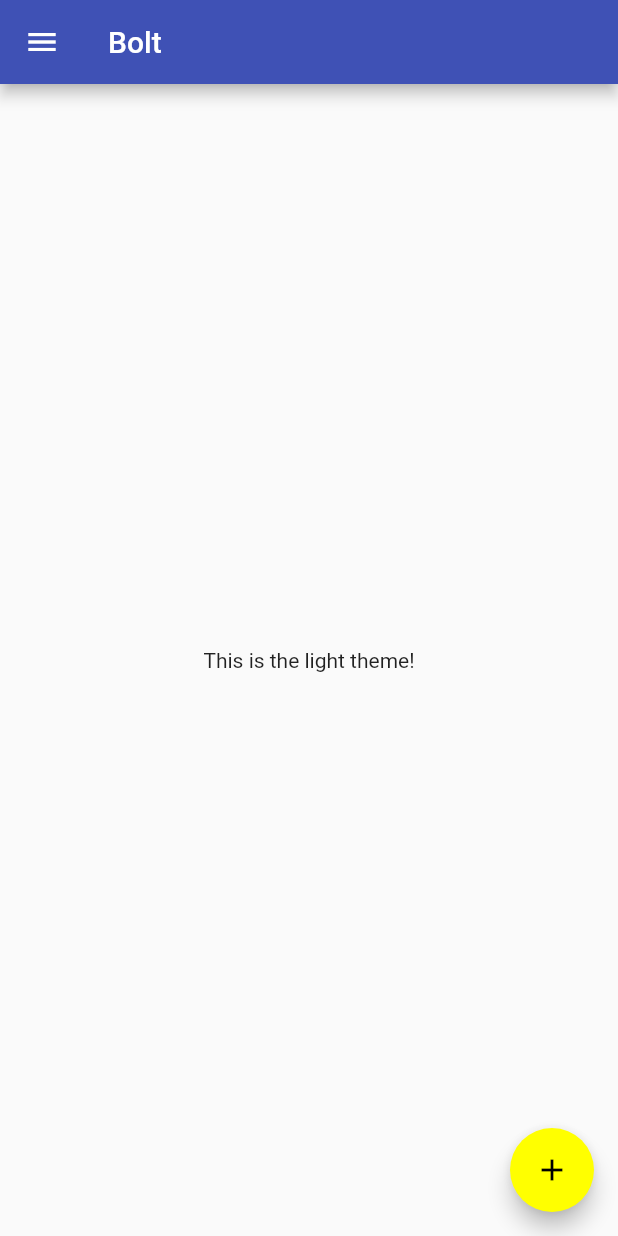
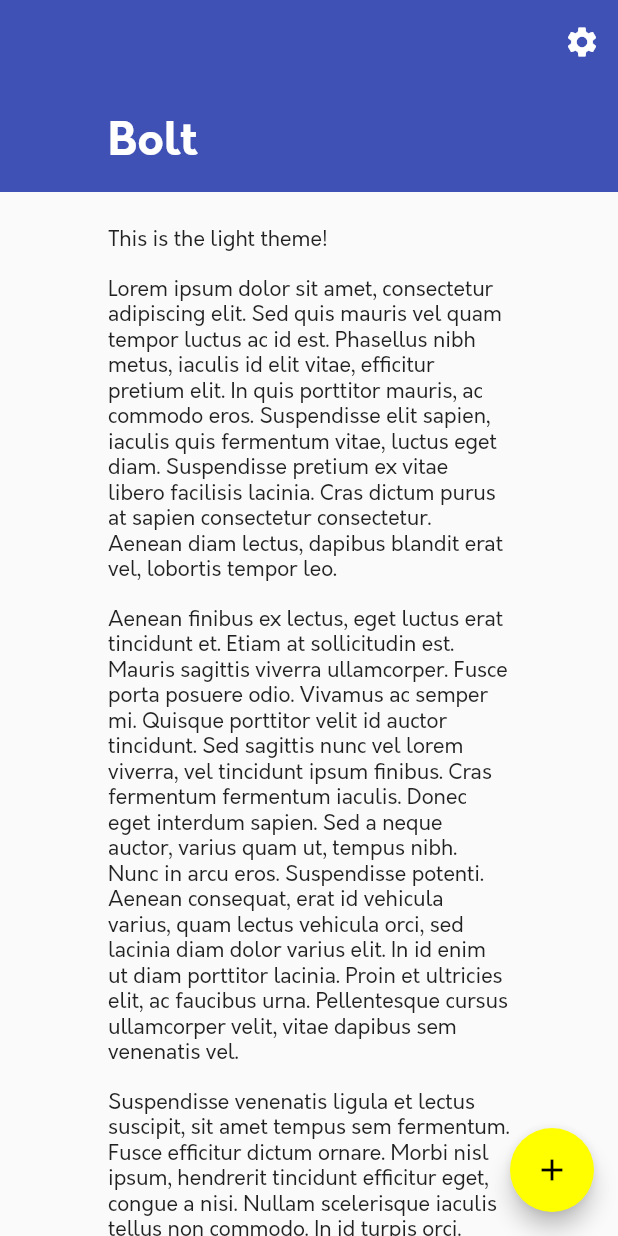
Before and after one commit to CZX123/Bolt, a Flutter app: the screen it shows after launch, on a phone screen of 412 x 824 dp. Run offline on Flutter 3.47's test engine with Material 2 defaults, Android fonts, the phone set to English and light mode, and no system bars; our stand-ins replace bloc, flutter_bloc.

Commit message:
Some other random changes

```diff
--- a/lib/main.dart
+++ b/lib/main.dart
@@ -1,4 +1,5 @@
 import 'package:flutter/material.dart';
+import 'settings.dart';
 
 void main() => runApp(AppTheme());
 
@@ -28,12 +29,14 @@ class AppThemeState extends State<AppTheme> {
   // 1 for dark theme
   // 2 for black theme
   final ThemeData _lightTheme = ThemeData(
+    fontFamily: 'Orkney',
     brightness: Brightness.light,
     primarySwatch: Colors.indigo,
     accentColor: Colors.yellowAccent,
     scaffoldBackgroundColor: Colors.grey[50],
   );
   final ThemeData _darkTheme = ThemeData(
+    fontFamily: 'Orkney',
     brightness: Brightness.dark,
     primarySwatch: Colors.deepPurple,
     accentColor: Colors.orangeAccent,
@@ -43,6 +46,7 @@ class AppThemeState extends State<AppTheme> {
     ),
   );
   final ThemeData _blackTheme = ThemeData(
+    fontFamily: 'Orkney',
     brightness: Brightness.dark,
     primarySwatch: Colors.teal,
     accentColor: Colors.redAccent,
@@ -78,45 +82,75 @@ class Home extends StatefulWidget {
 }
 
 class _HomeState extends State<Home> {
+  double top = 0;
+
   void changeTheme(int newThemeCode) {
     AppTheme.of(context).changeTheme(newThemeCode);
   }
 
   @override
   Widget build(BuildContext context) {
-    int themeCode = AppTheme.of(context).themeCode;
+    int _themeCode = AppTheme.of(context).themeCode;
     String currentTheme =
-        themeCode == 0 ? 'light' : themeCode == 1 ? 'dark' : 'black';
+        _themeCode == 0 ? 'light' : _themeCode == 1 ? 'dark' : 'black';
     return Scaffold(
-      appBar: AppBar(
-        title: Text('Bolt'),
-      ),
-      body: Center(
-        child: Text('This is the $currentTheme theme!'),
-      ),
-      drawer: Drawer(
-        child: ListView(
-          children: <Widget>[
-            RadioListTile<int>(
-              title: Text('Light Theme'),
-              value: 0,
-              groupValue: themeCode,
-              onChanged: changeTheme,
+      body: CustomScrollView(
+        slivers: <Widget>[
+          SliverAppBar(
+            expandedHeight: 128.0,
+            pinned: true,
+            flexibleSpace: FlexibleSpaceBar(
+              title: const Text(
+                'Bolt',
+                style: TextStyle(
+                  fontWeight: FontWeight.w700,
+                ),
+              ),
             ),
-            RadioListTile<int>(
-              title: Text('Dark Theme'),
-              value: 1,
-              groupValue: themeCode,
-              onChanged: changeTheme,
+            actions: <Widget>[
+              IconButton(
+                icon: const Icon(Icons.settings),
+                tooltip: 'Settings',
+                onPressed: () {
+                  Navigator.push(
+                    context,
+                    MaterialPageRoute(builder: (context) => SettingsScreen()),
+                  );
+                },
+              ),
+            ],
+          ),
+          SliverList(
+            delegate: SliverChildListDelegate(
+              <Widget>[
+                Padding(
+                  padding: EdgeInsets.fromLTRB(72.0, 24.0, 72.0, 8.0),
+                  child: Text(
+                    'This is the $currentTheme theme!',
+                  ),
+                ),
+                Padding(
+                  padding: EdgeInsets.fromLTRB(72.0, 8.0, 72.0, 8.0),
+                  child: const Text(
+                    'Lorem ipsum dolor sit amet, consectetur adipiscing elit. Sed quis mauris vel quam tempor luctus ac id est. Phasellus nibh metus, iaculis id elit vitae, efficitur pretium elit. In quis porttitor mauris, ac commodo eros. Suspendisse elit sapien, iaculis quis fermentum vitae, luctus eget diam. Suspendisse pretium ex vitae libero facilisis lacinia. Cras dictum purus at sapien consectetur consectetur. Aenean diam lectus, dapibus blandit erat vel, lobortis tempor leo.',
+                  ),
+                ),
+                Padding(
+                  padding: EdgeInsets.fromLTRB(72.0, 8.0, 72.0, 8.0),
+                  child: const Text(
+                    'Aenean finibus ex lectus, eget luctus erat tincidunt et. Etiam at sollicitudin est. Mauris sagittis viverra ullamcorper. Fusce porta posuere odio. Vivamus ac semper mi. Quisque porttitor velit id auctor tincidunt. Sed sagittis nunc vel lorem viverra, vel tincidunt ipsum finibus. Cras fermentum fermentum iaculis. Donec eget interdum sapien. Sed a neque auctor, varius quam ut, tempus nibh. Nunc in arcu eros. Suspendisse potenti. Aenean consequat, erat id vehicula varius, quam lectus vehicula orci, sed lacinia diam dolor varius elit. In id enim ut diam porttitor lacinia. Proin et ultricies elit, ac faucibus urna. Pellentesque cursus ullamcorper velit, vitae dapibus sem venenatis vel.',
+                  ),
+                ),
+                Padding(
+                  padding: EdgeInsets.fromLTRB(72.0, 8.0, 72.0, 8.0),
+                  child: const Text(
+                    'Suspendisse venenatis ligula et lectus suscipit, sit amet tempus sem fermentum. Fusce efficitur dictum ornare. Morbi nisl ipsum, hendrerit tincidunt efficitur eget, congue a nisi. Nullam scelerisque iaculis tellus non commodo. In id turpis orci. Etiam non maximus ex, in accumsan tortor. Fusce eget tempor felis, id elementum orci. Vivamus pretium dapibus eros, efficitur iaculis nibh lobortis nec. Maecenas mattis nec tellus sit amet efficitur. Proin eu dapibus nulla, mattis semper lectus. Pellentesque interdum enim eu lacus malesuada dictum eget eget sem. Aliquam in tristique felis. Donec ac imperdiet lectus, eu mattis lectus. Maecenas eu elementum enim, sed viverra ex.',
+                  ),
+                ),
+              ],
             ),
-            RadioListTile<int>(
-              title: Text('Black Theme'),
-              value: 2,
-              groupValue: themeCode,
-              onChanged: changeTheme,
-            ),
-          ],
-        ),
+          ),
+        ],
       ),
       floatingActionButton: FloatingActionButton(
         child: Icon(Icons.add),
```
Also changed, not shown: lib/settings.dart (added, +62 -0 lines), pubspec.yaml (+8 -0 lines), fonts/Orkney-Bold.ttf (added), fonts/Orkney-Medium.ttf (added), fonts/Orkney-Regular.ttf (added).
